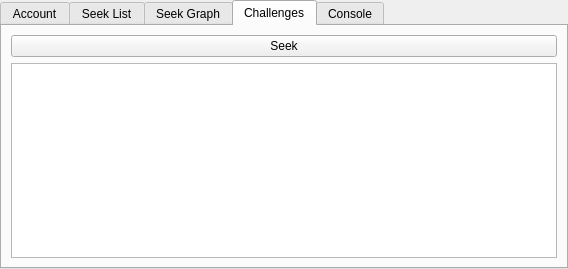
Qt form src/proto/ficsdialog.ui (KDE/knights) before a commit.
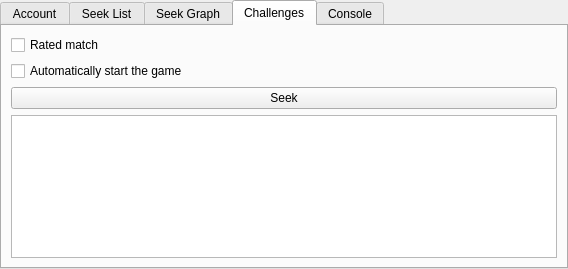
The same form after that commit. The open tabs and pages were chosen to show the change. Custom widgets are drawn as their Qt base class.

Commit message: Support rated games on FICS.

```diff
--- a/src/proto/ficsdialog.ui
+++ b/src/proto/ficsdialog.ui
@@ -252,6 +252,20 @@
        <string>Post an add for other players</string>
       </attribute>
       <layout class="QVBoxLayout" name="verticalLayout_6">
+       <item>
+        <widget class="QCheckBox" name="ratedCheckBox">
+         <property name="text">
+          <string>Rated match</string>
+         </property>
+        </widget>
+       </item>
+       <item>
+        <widget class="QCheckBox" name="autoCheckBox">
+         <property name="text">
+          <string>Automatically start the game</string>
+         </property>
+        </widget>
+       </item>
        <item>
         <widget class="QPushButton" name="seekButton">
          <property name="text">
```
Left out of the diff: 22 changed lines with no effect on the pictures. The commit also changes 3 other files.
